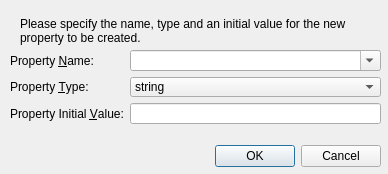
This is lib/dlg_newproperty.ui in jkriege2/QuickFit3 as Qt 5 draws it before an edit. The edited form follows.
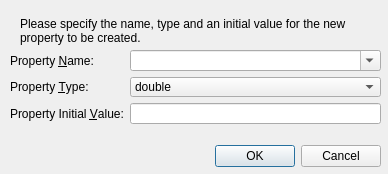
This is the edited form.

```diff
--- a/lib/dlg_newproperty.ui
+++ b/lib/dlg_newproperty.ui
@@ -87,6 +87,9 @@
     </item>
     <item row="1" column="1">
      <widget class="QComboBox" name="cmbType">
+      <property name="currentIndex">
+       <number>1</number>
+      </property>
       <item>
        <property name="text">
         <string>string</string>
```
